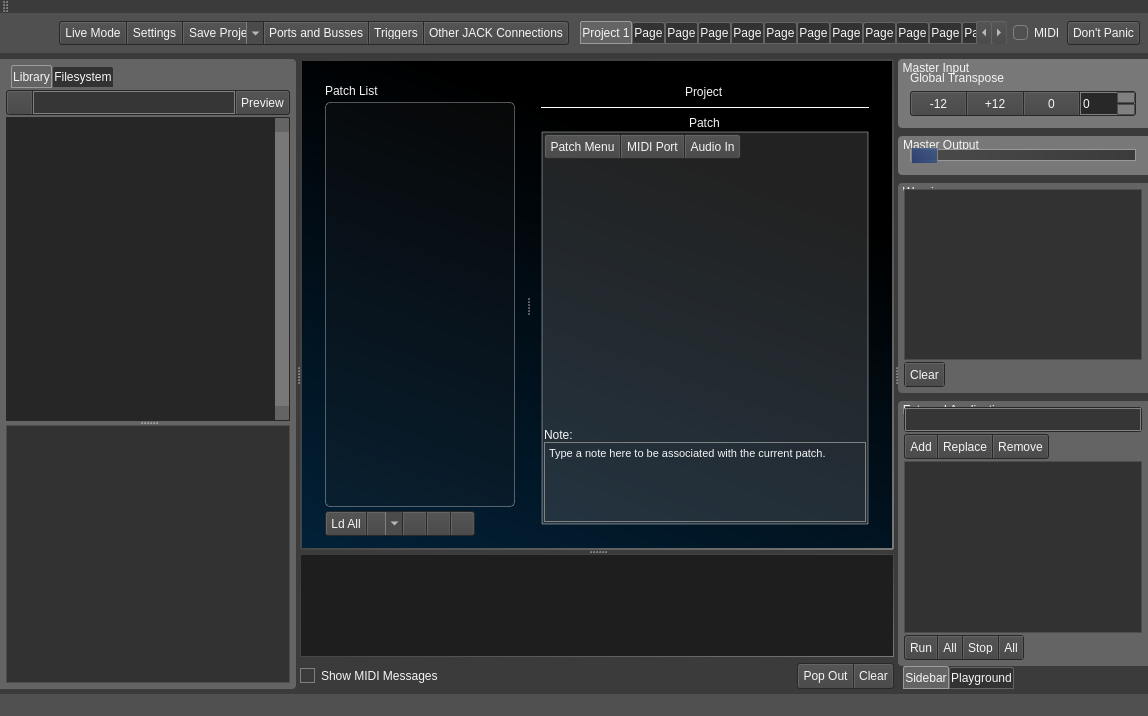
The window that src/mainwindow.ui (noedigcode/konfyt) describes before a commit, drawn with Qt 5.
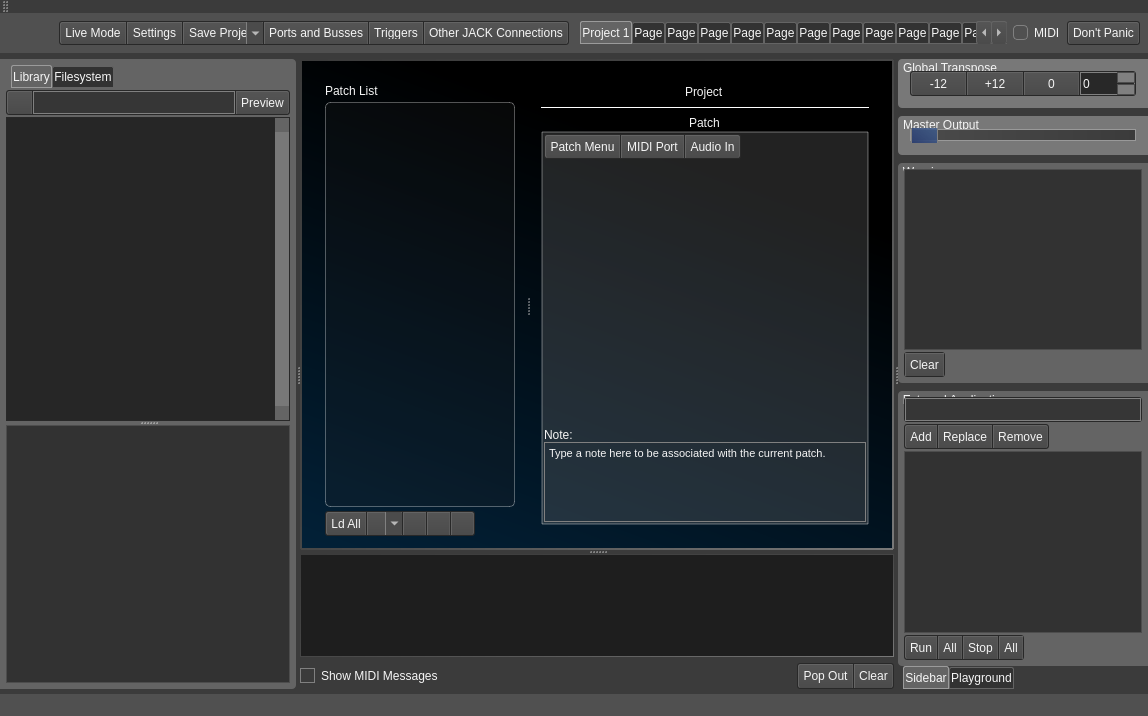
The same window after the commit. Icons and pictures are not drawn.

Commit message: Renamed hoverform to AboutDialog; Improved Global Transpose label.

```diff
--- a/src/mainwindow.ui
+++ b/src/mainwindow.ui
@@ -5851,10 +5851,10 @@
 </string>
            </property>
            <property name="title">
-            <string>Master Input</string>
+            <string>Global Transpose</string>
            </property>
            <layout class="QGridLayout" name="gridLayout_36">
-            <item row="1" column="0">
+            <item row="0" column="0">
              <widget class="QFrame" name="frame_32">
               <property name="maximumSize">
                <size>
@@ -5995,13 +5995,6 @@
               </layout>
              </widget>
             </item>
-            <item row="0" column="0">
-             <widget class="QLabel" name="label_4">
-              <property name="text">
-               <string>Global Transpose</string>
-              </property>
-             </widget>
-            </item>
            </layout>
           </widget>
          </item>
```
The commit also changes 7 other files.
